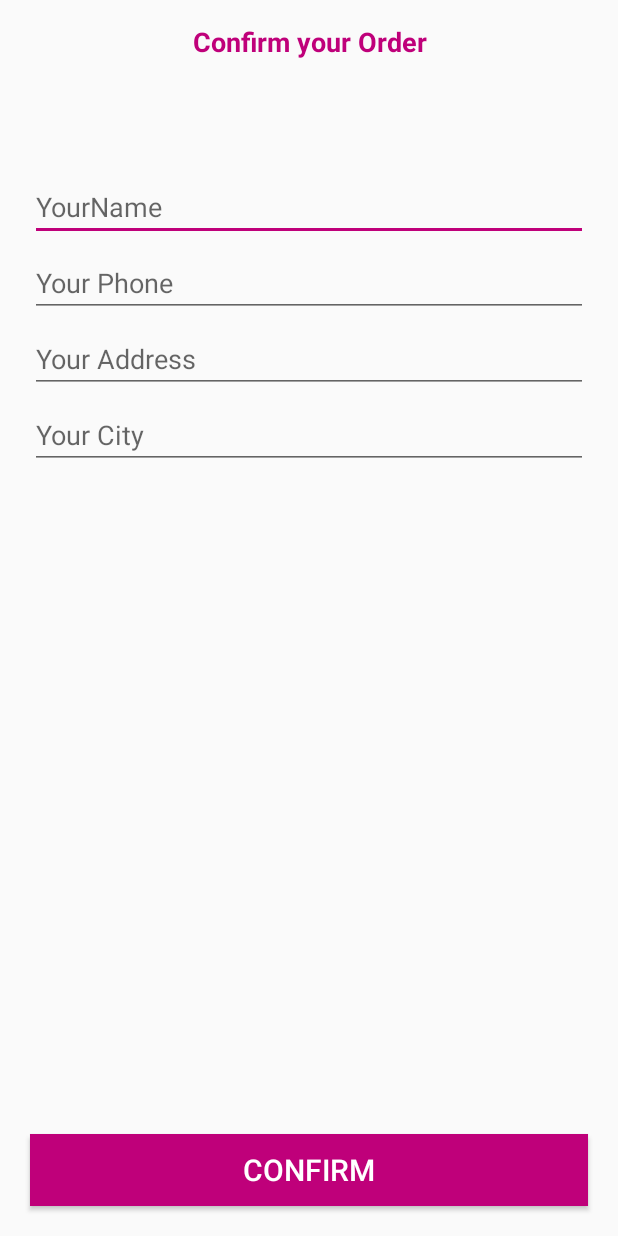
After one commit to adrianus007/TR_PAMB-2022, an Android app: the ConfirmFinalOrderActivity screen opened directly, with no data from a screen before it, on a phone screen of 412 x 824 dp. The commit adds this screen. Run offline under Robolectric (Android 15) with nearby library versions, the phone set to English and light mode, and no system bars.

Commit message:
Menambahkan Total cart

```diff
--- a/app/src/main/AndroidManifest.xml
+++ b/app/src/main/AndroidManifest.xml
@@ -13,6 +13,9 @@
         android:roundIcon="@mipmap/ic_launcher_round"
         android:supportsRtl="true"
         android:theme="@style/AppTheme">
+        <activity
+            android:name=".ConfirmFinalOrderActivity"
+            android:exported="false" />
         <activity
             android:name=".CartActivity"
             android:exported="false" />
--- a/app/src/main/java/com/example/tr_pamb/CartActivity.java
+++ b/app/src/main/java/com/example/tr_pamb/CartActivity.java
@@ -33,6 +33,7 @@ public class CartActivity extends AppCompatActivity {
     private RecyclerView.LayoutManager layoutManager;
     private Button NextProcessBtn;
     private TextView txtTotalAmount;
+    private int overTotalPrice = 0;
 
     @Override
     protected void onCreate(Bundle savedInstanceState) {
@@ -47,6 +48,18 @@ public class CartActivity extends AppCompatActivity {
 
         NextProcessBtn = findViewById(R.id.next_process_btn);
         txtTotalAmount = findViewById(R.id.total_price);
+
+        NextProcessBtn.setOnClickListener(new View.OnClickListener() {
+            @Override
+            public void onClick(View view) {
+                txtTotalAmount.setText("Total Price = "+String.valueOf(overTotalPrice));
+
+                Intent intent = new Intent(CartActivity.this, ConfirmFinalOrderActivity.class);
+                intent.putExtra("Total Price", String.valueOf(overTotalPrice));
+                startActivity(intent);
+                finish();
+            }
+        });
 
     }
 
@@ -68,6 +81,9 @@ public class CartActivity extends AppCompatActivity {
                 holder.txtProductQuantity.setText("Quantity = "+model.getQuantity());
                 holder.txtProductPrice.setText("Price "+model.getPrice());
                 holder.txtProductName.setText(model.getPname());
+
+                int oneTypeProductTPrice = ((Integer.valueOf(model.getPrice()))) * Integer.valueOf(model.getQuantity());
+                overTotalPrice = overTotalPrice + oneTypeProductTPrice;
 
                 holder.itemView.setOnClickListener(new View.OnClickListener() {
                     @Override
--- /dev/null
+++ b/app/src/main/java/com/example/tr_pamb/ConfirmFinalOrderActivity.java
@@ -0,0 +1,34 @@
+package com.example.tr_pamb;
+
+import androidx.appcompat.app.AppCompatActivity;
+
+import android.os.Bundle;
+import android.widget.Button;
+import android.widget.EditText;
+import android.widget.Toast;
+
+public class ConfirmFinalOrderActivity extends AppCompatActivity {
+
+    private EditText nameEditText, phoneEditText, addressEditText, cityEditText;
+    private Button confirmOrderBtn;
+
+    private String totalAmount = "";
+
+    @Override
+    protected void onCreate(Bundle savedInstanceState) {
+        super.onCreate(savedInstanceState);
+        setContentView(R.layout.activity_confirm_final_order);
+
+        totalAmount = getIntent().getStringExtra("Total Price");
+        Toast.makeText(this, "Total Price = "+totalAmount, Toast.LENGTH_SHORT).show();
+
+
+        confirmOrderBtn = findViewById(R.id.confirm_final_order_btn);
+        nameEditText = findViewById(R.id.shipment_name);
+        phoneEditText = findViewById(R.id.shipment_phone_number);
+        addressEditText = findViewById(R.id.shipment_address);
+        cityEditText = findViewById(R.id.shipment_city);
+
+
+    }
+}
--- /dev/null
+++ b/app/src/main/res/layout/activity_confirm_final_order.xml
@@ -0,0 +1,77 @@
+<?xml version="1.0" encoding="utf-8"?>
+<RelativeLayout xmlns:android="http://schemas.android.com/apk/res/android"
+    xmlns:app="http://schemas.android.com/apk/res-auto"
+    xmlns:tools="http://schemas.android.com/tools"
+    android:layout_width="match_parent"
+    android:layout_height="match_parent"
+    tools:context=".ConfirmFinalOrderActivity">
+
+    <TextView
+        android:id="@+id/txt"
+        android:layout_width="match_parent"
+        android:layout_height="wrap_content"
+        android:text="Confirm your Order"
+        android:textSize="18dp"
+        android:textColor="@color/colorPrimaryDark"
+        android:layout_margin="15dp"
+        android:textAlignment="center"
+        android:textStyle="bold"
+        />
+
+    <EditText
+        android:id="@+id/shipment_name"
+        android:layout_width="match_parent"
+        android:layout_height="wrap_content"
+        android:layout_below="@+id/txt"
+        android:layout_marginTop="60dp"
+        android:layout_marginLeft="20dp"
+        android:layout_marginRight="20dp"
+        android:hint="YourName"
+        />
+
+    <EditText
+        android:id="@+id/shipment_phone_number"
+        android:layout_width="match_parent"
+        android:layout_height="wrap_content"
+        android:layout_below="@+id/shipment_name"
+        android:layout_marginTop="5dp"
+        android:layout_marginLeft="20dp"
+        android:layout_marginRight="20dp"
+        android:hint="Your Phone"
+        />
+
+    <EditText
+        android:id="@+id/shipment_address"
+        android:layout_width="match_parent"
+        android:layout_height="wrap_content"
+        android:layout_below="@+id/shipment_phone_number"
+        android:layout_marginTop="5dp"
+        android:layout_marginLeft="20dp"
+        android:layout_marginRight="20dp"
+        android:hint="Your Address"
+        />
+
+
+    <EditText
+        android:id="@+id/shipment_city"
+        android:layout_width="match_parent"
+        android:layout_height="wrap_content"
+        android:layout_below="@+id/shipment_address"
+        android:layout_marginTop="5dp"
+        android:layout_marginLeft="20dp"
+        android:layout_marginRight="20dp"
+        android:hint="Your City"
+        />
+
+    <Button
+        android:id="@+id/confirm_final_order_btn"
+        android:layout_width="match_parent"
+        android:layout_height="wrap_content"
+        android:layout_alignParentBottom="true"
+        android:layout_margin="20dp"
+        android:text="Confirm"
+        android:background="@color/colorPrimaryDark"
+        android:textColor="@android:color/white"
+        android:textSize="20dp"/>
+
+</RelativeLayout>
```
